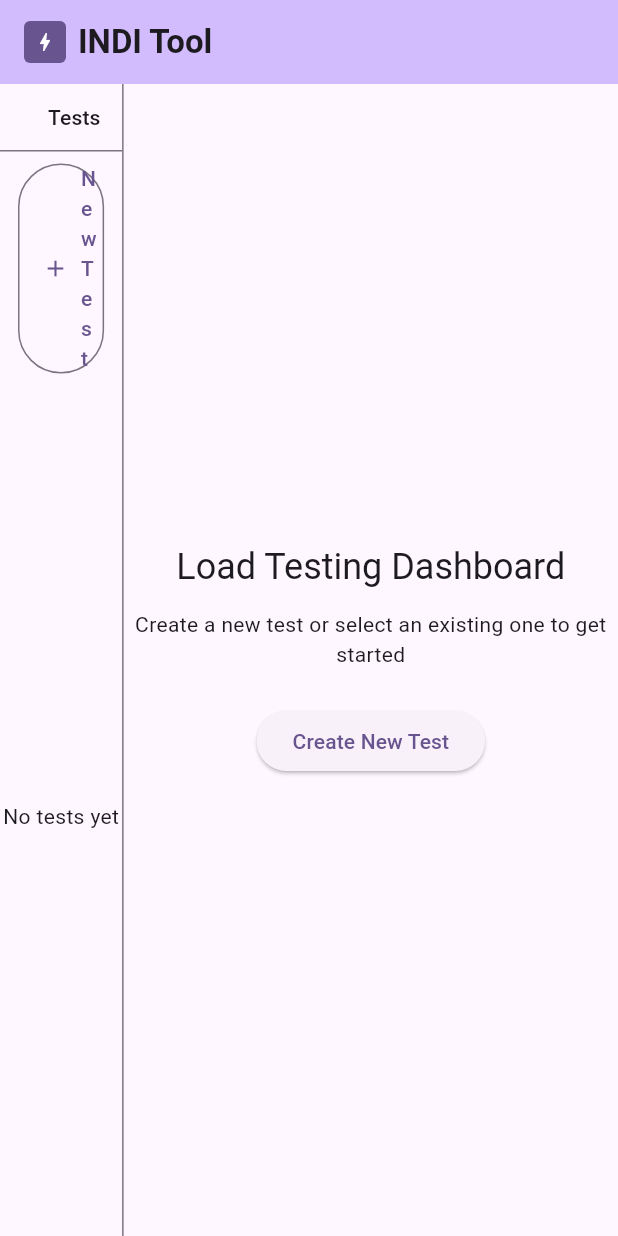
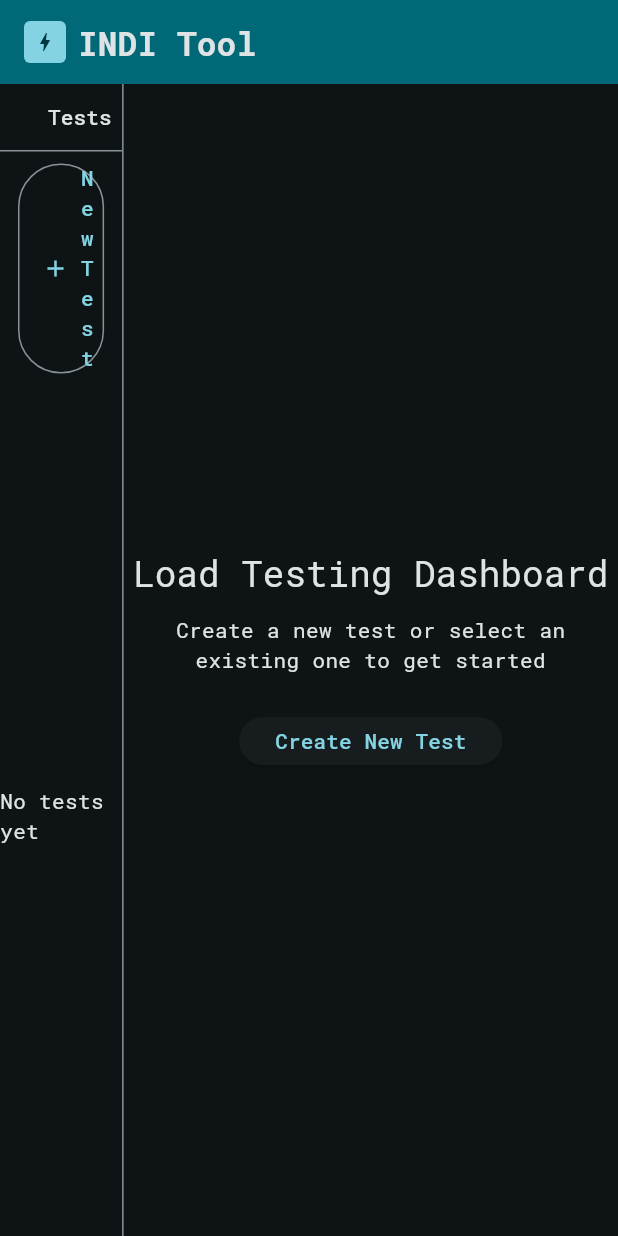
Before and after one commit to ignaciocasales/indi_tool, a Flutter app: the screen it shows after launch, on a phone screen of 412 x 824 dp. Run offline on Flutter 3.47's test engine with Material 3 defaults, Android fonts, the phone set to English and light mode, and no system bars; our stand-ins replace dio, drift, fl_chart, flutter_riverpod, google_fonts; accounts and stored records are empty; generated files the repository leaves out were written again.

Commit message:
Add Google Fonts support and update theme configuration for improved UI

```diff
--- a/lib/app.dart
+++ b/lib/app.dart
@@ -1,4 +1,5 @@
 import 'package:flutter/material.dart';
+import 'package:google_fonts/google_fonts.dart';
 import 'package:indi_tool/consts.dart';
 import 'package:indi_tool/features/home/presentation/indi_home_page.dart';
 
@@ -7,12 +8,25 @@ class MyApp extends StatelessWidget {
 
   @override
   Widget build(BuildContext context) {
+    var theme = ThemeData(
+      fontFamily: GoogleFonts.robotoMono().fontFamily,
+      colorScheme: ColorScheme.fromSeed(
+        seedColor: Colors.cyan,
+        brightness: Brightness.dark,
+      ),
+      useMaterial3: true,
+      visualDensity: VisualDensity.compact,
+      scrollbarTheme: const ScrollbarThemeData(
+        radius: Radius.circular(2),
+        thumbVisibility: WidgetStatePropertyAll(true),
+        trackVisibility: WidgetStatePropertyAll(false),
+        thickness: WidgetStatePropertyAll(kScrollThickness),
+      ),
+    );
     return MaterialApp(
       title: kAppName,
       debugShowCheckedModeBanner: false,
-      theme: ThemeData(
-        colorScheme: ColorScheme.fromSeed(seedColor: Colors.deepPurple),
-      ),
+      theme: theme,
       home: const IndiHomePage(),
     );
   }
--- a/lib/consts.dart
+++ b/lib/consts.dart
@@ -6,3 +6,7 @@ const kRelativeAppStoragePath = 'indi_tool';
 const kDatabaseFolder = 'databases';
 // Name of the main database
 const kDatabaseName = 'main.db';
+
+const kMinScreenWidth = 1024.0;
+const kMinScreenHeight = 768.0;
+const kScrollThickness = 5.0;
--- a/pubspec.yaml
+++ b/pubspec.yaml
@@ -37,6 +37,7 @@ dependencies:
   drift: ^2.28.2
   drift_flutter: ^0.2.7
   path_provider: ^2.1.5
+  google_fonts: ^6.3.2
 dev_dependencies:
   flutter_test:
     sdk: flutter
```
Also changed, not shown: pubspec.lock.
